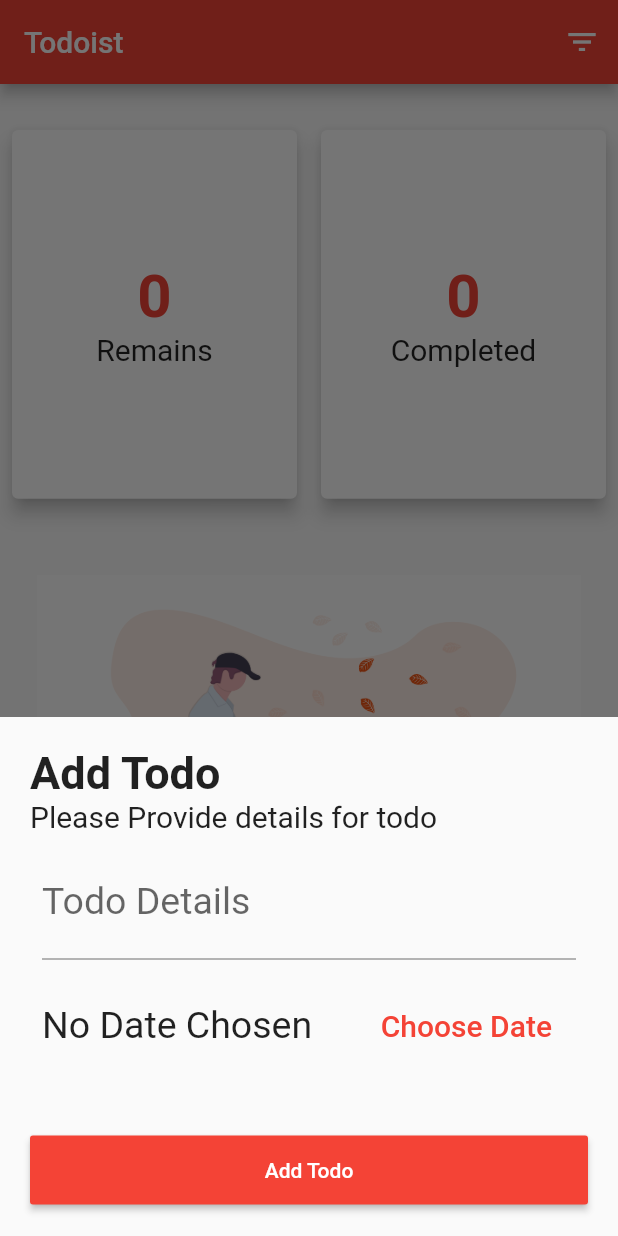
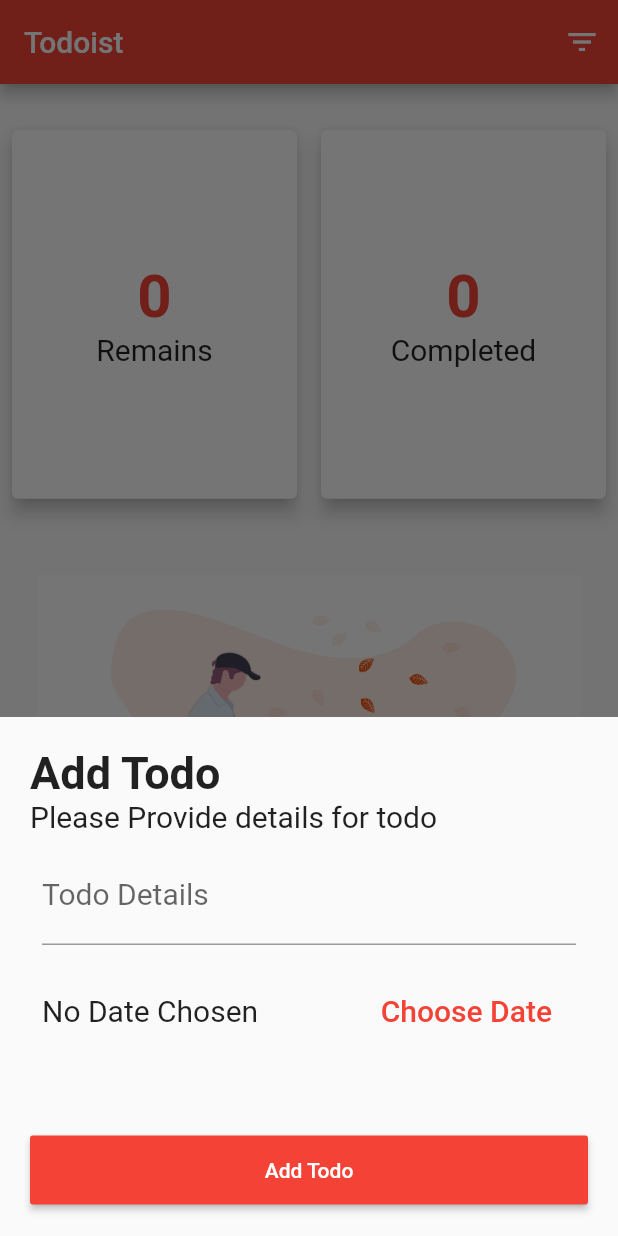
Before and after one commit to AminTahseen/Flutter_Todo_List_App, a Flutter app: the screen it shows after launch, after a tap on the "add" icon, on a phone screen of 412 x 824 dp. Run offline on Flutter 3.47's test engine with Material 2 defaults, Android fonts, the phone set to English and light mode, and no system bars; drawn by our look-alikes of auto_size_text.

Commit message:
additional changes

```diff
--- a/lib/widgets/add_task_dialog.dart
+++ b/lib/widgets/add_task_dialog.dart
@@ -1,3 +1,4 @@
+import 'package:auto_size_text/auto_size_text.dart';
 import 'package:flutter/material.dart';
 import 'package:intl/intl.dart';
 
@@ -77,7 +78,7 @@ class _AddTaskDialogState extends State<AddTaskDialog> {
                     decoration: InputDecoration(
                       labelText: 'Todo Details',
                     ),
-                    style: TextStyle(fontSize: 25),
+                    style: TextStyle(fontSize: 20),
                   ),
                   SizedBox(height: 20),
                   Row(
@@ -87,13 +88,14 @@ class _AddTaskDialogState extends State<AddTaskDialog> {
                           _selectedDate == null
                               ? 'No Date Chosen'
                               : DateFormat.yMd().format(_selectedDate),
-                          style: TextStyle(fontSize: 25),
+                          style: TextStyle(fontSize: 20),
                         ),
                         FlatButton(
                           onPressed: _showDatePicker,
-                          child: Text(
+                          child: AutoSizeText(
                             'Choose Date',
                             style: TextStyle(fontSize: 20),
+                            maxLines: 1,
                           ),
                           textColor: Colors.red,
                         ),
--- a/lib/widgets/no_tasks.dart
+++ b/lib/widgets/no_tasks.dart
@@ -1,3 +1,4 @@
+import 'package:auto_size_text/auto_size_text.dart';
 import 'package:flutter/material.dart';
 
 class NoTasks extends StatelessWidget {
@@ -27,11 +28,13 @@ class NoTasks extends StatelessWidget {
                 ),
               ),
               SizedBox(height: 10),
-              Text(
+              AutoSizeText(
                 'Why Not Start Adding Some Tasks Todo ?',
                 style: TextStyle(
                   fontSize: 20,
                 ),
+                textAlign: TextAlign.center,
+                maxLines: 2,
               ),
             ],
           ),
--- a/pubspec.yaml
+++ b/pubspec.yaml
@@ -24,6 +24,7 @@ dependencies:
   flutter:
     sdk: flutter
   intl: ^0.16.1
+  auto_size_text: ^2.1.0
 
   # The following adds the Cupertino Icons font to your application.
   # Use with the CupertinoIcons class for iOS style icons.
```
Also changed, not shown: pubspec.lock.
